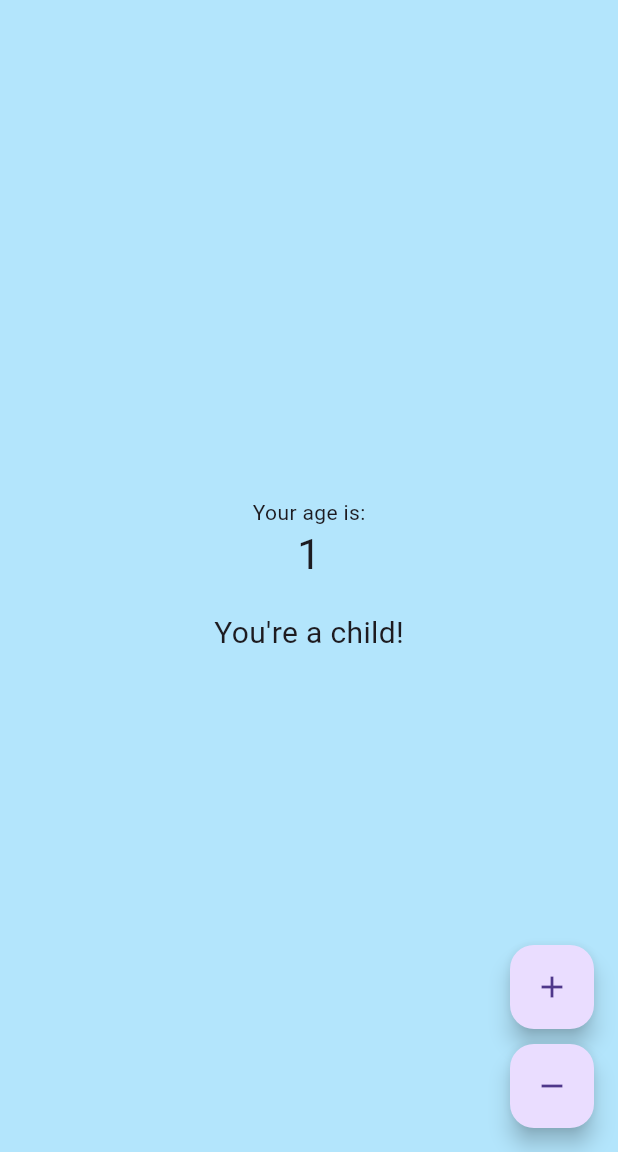
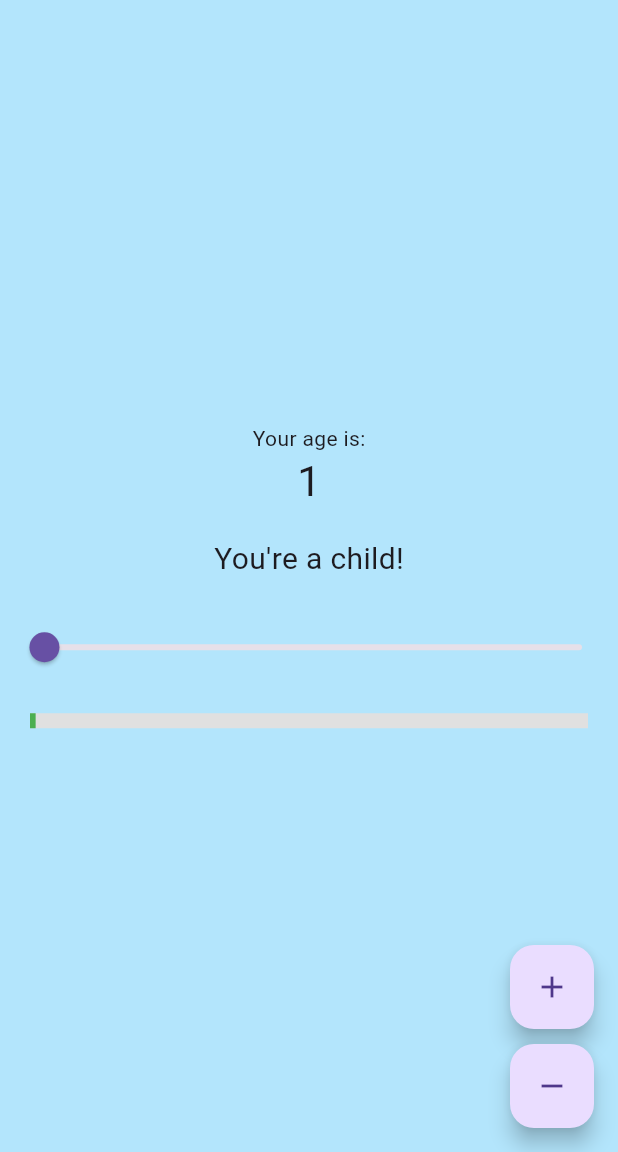
Before and after one commit to BenjaminNguyen437/Age_Counter_App, a Flutter app: the screen it shows after launch, after a tap on the "add" icon, on a phone screen of 412 x 824 dp, the part 84-1236 px from its top. Run offline on Flutter 3.47's test engine with Material 3 defaults, Android fonts, the phone set to English and light mode, and no system bars.

Commit message:
Added slider (0-99) and progress bar with color stages

```diff
--- a/lib/main.dart
+++ b/lib/main.dart
@@ -1,11 +1,7 @@
-import 'dart:io' show Platform;
-import 'package:flutter/foundation.dart' show kIsWeb;
 import 'package:flutter/material.dart';
 import 'package:provider/provider.dart';
-import 'package:window_size/window_size.dart';
 
 void main() {
-  setupWindow();
   runApp(
     ChangeNotifierProvider(
       create: (context) => Counter(),
@@ -14,38 +10,26 @@ void main() {
   );
 }
 
-const double windowWidth = 360;
-const double windowHeight = 640;
-
-void setupWindow() {
-  if (!kIsWeb && (Platform.isWindows || Platform.isLinux || Platform.isMacOS)) {
-    WidgetsFlutterBinding.ensureInitialized();
-    setWindowTitle('Provider Counter');
-    setWindowMinSize(const Size(windowWidth, windowHeight));
-    setWindowMaxSize(const Size(windowWidth, windowHeight));
-    getCurrentScreen().then((screen) {
-      setWindowFrame(Rect.fromCenter(
-        center: screen!.frame.center,
-        width: windowWidth,
-        height: windowHeight,
-      ));
-    });
-  }
-}
-
 class Counter with ChangeNotifier {
   int value = 0;
 
   void increment() {
-    value += 1;
-    notifyListeners();
+    if (value < 99) {
+      value += 1;
+      notifyListeners();
+    }
   }
 
   void decrement() {
-    if (value > 0) {  // Prevent negative values
+    if (value > 0) {
       value -= 1;
       notifyListeners();
     }
+  }
+
+  void setValue(double newValue) {
+    value = newValue.round();
+    notifyListeners();
   }
 }
 
@@ -68,34 +52,24 @@ class MyApp extends StatelessWidget {
 class MyHomePage extends StatelessWidget {
   const MyHomePage({super.key});
 
-  // Function to determine message and color based on age
   Map<String, dynamic> getAgeMilestone(int age) {
     if (age <= 12) {
-      return {
-        'message': "You're a child!",
-        'color': Colors.lightBlue[100]!,
-      };
+      return {'message': "You're a child!", 'color': Colors.lightBlue[100]!};
     } else if (age <= 19) {
-      return {
-        'message': "Teenager time!",
-        'color': Colors.lightGreen[100]!,
-      };
+      return {'message': "Teenager time!", 'color': Colors.lightGreen[100]!};
     } else if (age <= 30) {
-      return {
-        'message': "You're a young adult!",
-        'color': Colors.yellow[100]!,
-      };
+      return {'message': "You're a young adult!", 'color': Colors.yellow[100]!};
     } else if (age <= 50) {
-      return {
-        'message': "You're an adult now!",
-        'color': Colors.orange[100]!,
-      };
+      return {'message': "You're an adult now!", 'color': Colors.orange[100]!};
     } else {
-      return {
-        'message': "Golden years!",
-        'color': Colors.grey[300]!,
-      };
+      return {'message': "Golden years!", 'color': Colors.grey[300]!};
     }
+  }
+
+  Color getProgressColor(int age) {
+    if (age <= 33) return Colors.green;
+    if (age <= 67) return Colors.yellow;
+    return Colors.red;
   }
 
   @override
@@ -123,6 +97,29 @@ class MyHomePage extends StatelessWidget {
                   milestone['message'],
                   style: const TextStyle(fontSize: 20),
                 ),
+                const SizedBox(height: 20),
+                Slider(
+                  value: counter.value.toDouble(),
+                  min: 0,
+                  max: 99,
+                  divisions: 99,
+                  label: counter.value.toString(),
+                  onChanged: (double value) {
+                    counter.setValue(value);
+                  },
+                ),
+                const SizedBox(height: 20),
+                Padding(
+                  padding: const EdgeInsets.symmetric(horizontal: 20),
+                  child: LinearProgressIndicator(
+                    value: counter.value / 99,
+                    backgroundColor: Colors.grey[300],
+                    valueColor: AlwaysStoppedAnimation<Color>(
+                      getProgressColor(counter.value),
+                    ),
+                    minHeight: 10,
+                  ),
+                ),
               ],
             ),
           ),
```
